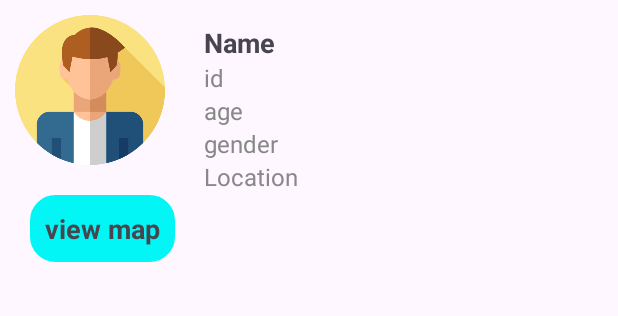
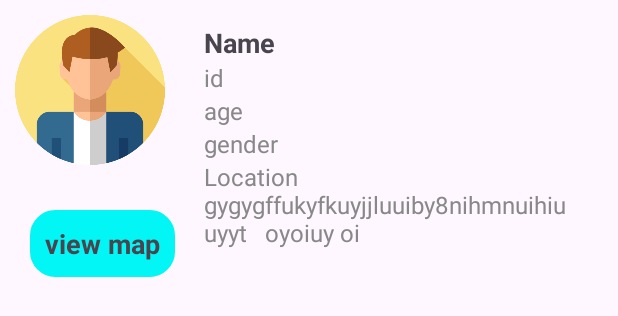
Before and after one commit to crazylotus/patientdatabase, an Android app: the layout patient_details.xml on its own in the app's theme, with its tools: preview values and no code run, on a phone screen of 412 x 824 dp. Shown: the top 316 px of the screen. Run offline under Robolectric (Android 15) with nearby library versions, the phone set to English and light mode, and no system bars.

Commit message:
Code updated

```diff
--- a/app/src/main/AndroidManifest.xml
+++ b/app/src/main/AndroidManifest.xml
@@ -19,6 +19,7 @@
         <activity
             android:name=".AddPatientDetails"
             android:exported="false"
+            android:windowSoftInputMode="stateAlwaysHidden"
             android:screenOrientation="portrait"/>
         <activity
             android:name=".SplashScreen"
--- a/app/src/main/java/com/example/hospitalpatiententry/MainActivity.kt
+++ b/app/src/main/java/com/example/hospitalpatiententry/MainActivity.kt
@@ -58,9 +58,9 @@ class MainActivity : AppCompatActivity(),MainAdapter.OnItemClickListerner, OnMap
 
         var layoutManager = LinearLayoutManager(this,LinearLayoutManager.VERTICAL,false)
 
-        binding.rvCategorylist.layoutManager = layoutManager
-        binding.rvCategorylist.adapter = adapter
-        binding.rvCategorylist.setHasFixedSize(true)
+        binding.rvPatient.layoutManager = layoutManager
+        binding.rvPatient.adapter = adapter
+        binding.rvPatient.setHasFixedSize(true)
         mPatientViewModel = ViewModelProvider(this).get(PatientViewModel::class.java)
         mPatientViewModel.readAllData.observe(this, Observer { user ->
 
--- a/app/src/main/java/com/example/hospitalpatiententry/MainAdapter.kt
+++ b/app/src/main/java/com/example/hospitalpatiententry/MainAdapter.kt
@@ -46,7 +46,7 @@ class MainAdapter(context : Context,listener : OnItemClickListerner) : RecyclerV
     override fun onBindViewHolder(holder: ViewHolder, position: Int) {
 
         val patient = patientList[position]
-        holder.binding.textViewName.text = "Name : "+patient.name
+        holder.binding.textViewName.text = "Name : "+patient.name.capitalize()
         holder.binding.textViewPatientId.text = "Id : "+patient.patientId.toString()
         holder.binding.textViewGender.text = "Gender : "+patient.gender
         holder.binding.textViewAge.text = "Age : "+patient.age.toString()
--- a/app/src/main/res/layout/patient_details.xml
+++ b/app/src/main/res/layout/patient_details.xml
@@ -3,20 +3,25 @@
     xmlns:app="http://schemas.android.com/apk/res-auto"
     android:layout_width="match_parent"
     android:layout_height="wrap_content"
-    android:paddingBottom="10dp">
+    android:paddingBottom="10dp"
+    android:layout_marginEnd="5dp">
 
+    <RelativeLayout
+        android:layout_width="match_parent"
+        android:layout_height="wrap_content"
+        app:layout_constraintEnd_toEndOf="parent"
+        app:layout_constraintStart_toStartOf="parent"
+        app:layout_constraintTop_toTopOf="parent">
         <ImageView
             android:id="@+id/tv_profile"
             android:layout_width="100dp"
             android:layout_height="100dp"
             android:gravity="center"
-        app:layout_constraintStart_toStartOf="parent"
-        app:layout_constraintTop_toTopOf="parent"
             android:src="@drawable/man"
             android:layout_margin="10dp"
-
+            android:layout_alignParentTop="true"
+            android:layout_alignParentStart="true"
             />
-
         <TextView
             android:id="@+id/textViewMap"
             android:layout_width="wrap_content"
@@ -26,18 +31,17 @@
             android:textStyle="bold"
             android:layout_margin="20dp"
             android:padding="10dp"
-        app:layout_constraintStart_toStartOf="parent"
-        app:layout_constraintTop_toBottomOf="@+id/tv_profile"
+            android:layout_below="@+id/tv_profile"
             android:background="@drawable/select_item"/>
 
         <!-- res/layout/item_patient.xml -->
         <LinearLayout
-        android:layout_marginStart="10dp"
-        android:layout_width="wrap_content"
+            android:layout_width="match_parent"
             android:layout_height="wrap_content"
             android:orientation="vertical"
             android:padding="16dp"
-        app:layout_constraintStart_toEndOf="@+id/tv_profile"
+            android:layout_toEndOf="@+id/tv_profile"
+            android:layout_alignParentEnd="true"
             app:layout_constraintTop_toTopOf="parent">
 
 
@@ -77,11 +81,18 @@
                 android:id="@+id/textViewAddress"
                 android:layout_width="wrap_content"
                 android:layout_height="wrap_content"
-            android:text="Location"
+                android:text="Location gygygffukyfkuyjjluuiby8nihmnuihiu   uyyt   oyoiuy oi "
                 android:textColor="#888888"
                 android:textSize="16sp" />
 
         </LinearLayout>
+    </RelativeLayout>
+
+
+
+
+
+
 
 
 </androidx.constraintlayout.widget.ConstraintLayout>
```
Also changed, not shown: app/src/main/java/com/example/hospitalpatiententry/AddPatientDetails.kt (+15 -5 lines), app/src/main/res/layout/activity_main.xml (+15 -2 lines), app/src/main/res/drawable/image.png (added). Lines whose indentation alone changed are shown as unchanged.
